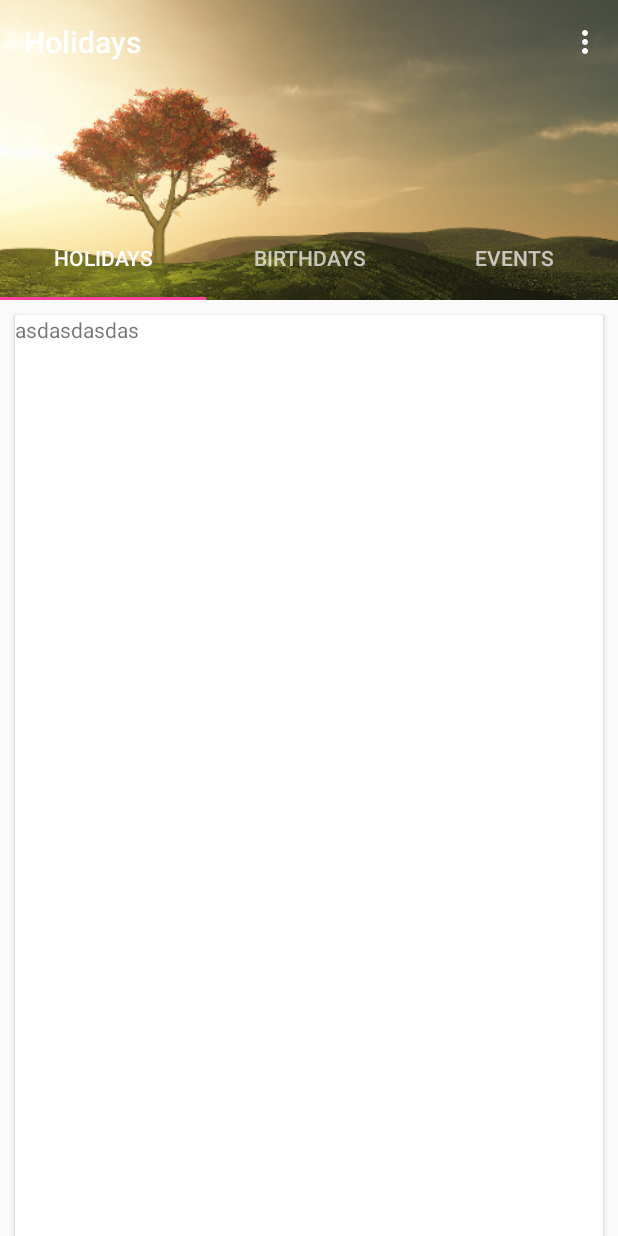
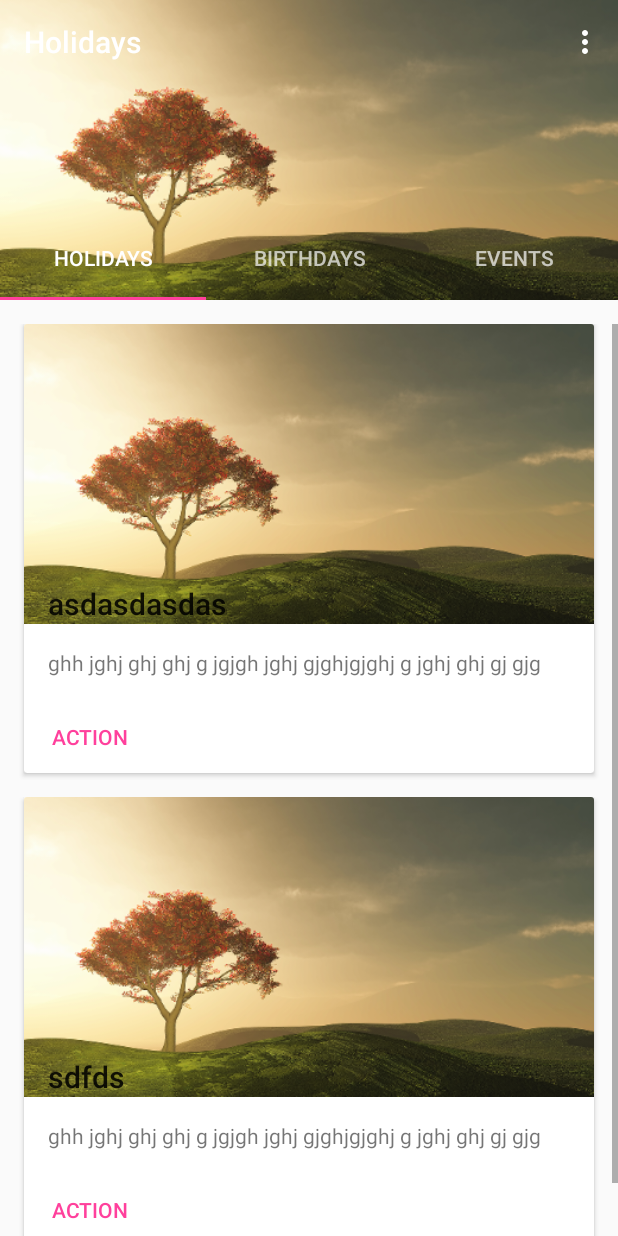
Before and after one commit to solandmedotru/Holidays, an Android app: the PageFragment screen opened directly, with no data from a screen before it, on a phone screen of 412 x 824 dp. Run offline under Robolectric (Android 15) with nearby library versions, the phone set to English and light mode, and no system bars.

Commit message:
added click listener to cards

```diff
--- a/app/src/main/java/ru/solandme/holidays/adapters/MyAdapter.java
+++ b/app/src/main/java/ru/solandme/holidays/adapters/MyAdapter.java
@@ -1,5 +1,8 @@
 package ru.solandme.holidays.adapters;
 
+import android.app.Activity;
+import android.content.Context;
+import android.content.Intent;
 import android.support.v7.widget.CardView;
 import android.support.v7.widget.RecyclerView;
 import android.view.LayoutInflater;
@@ -7,7 +10,9 @@ import android.view.View;
 import android.view.ViewGroup;
 import android.widget.TextView;
 
+import ru.solandme.holidays.DetailActivity;
 import ru.solandme.holidays.R;
+import ru.solandme.holidays.Splashscreen;
 
 public class MyAdapter extends RecyclerView.Adapter<MyAdapter.MyViewHolder> {
     String[] dataSet;
@@ -17,11 +22,12 @@ public class MyAdapter extends RecyclerView.Adapter<MyAdapter.MyViewHolder> {
         CardView cardView;
         TextView holidayName;
 
-        public MyViewHolder(View itemView) {
+        public MyViewHolder(final View itemView) {
             super(itemView);
 
             cardView = (CardView) itemView.findViewById(R.id.card_view);
             holidayName = (TextView) itemView.findViewById(R.id.holiday_name);
+
         }
     }
 
@@ -46,9 +52,22 @@ public class MyAdapter extends RecyclerView.Adapter<MyAdapter.MyViewHolder> {
     }
 
     @Override
-    public void onBindViewHolder(MyAdapter.MyViewHolder holder, int position) {
+    public void onBindViewHolder(final MyAdapter.MyViewHolder holder, final int position) {
 
         holder.holidayName.setText(dataSet[position]);
+
+        holder.cardView.setOnClickListener(new View.OnClickListener() {
+            @Override
+            public void onClick(View view) {
+                Activity activity = (Activity) view.getContext();
+                Intent intent = new Intent(activity, DetailActivity.class);
+                intent.putExtra("position", holder.getAdapterPosition());
+
+                activity.startActivity(intent);
+                activity.overridePendingTransition(android.R.anim.fade_in,
+                        android.R.anim.fade_out);
+            }
+        });
 
     }
 
--- a/app/src/main/res/layout/fragment_page.xml
+++ b/app/src/main/res/layout/fragment_page.xml
@@ -2,12 +2,18 @@
     xmlns:tools="http://schemas.android.com/tools"
     android:layout_width="match_parent"
     android:layout_height="match_parent"
+    xmlns:app="http://schemas.android.com/apk/res-auto"
     tools:context="ru.solandme.holidays.PageFragment">
 
     <android.support.v7.widget.RecyclerView
         android:id="@+id/holidayRecyclerView"
         android:layout_width="match_parent"
-        android:layout_height="match_parent">
+        android:layout_height="match_parent"
+        android:clipToPadding="false"
+        android:paddingBottom="@dimen/md_keylines"
+        android:paddingTop="@dimen/md_keylines"
+        android:scrollbars="vertical"
+        app:layout_behavior="@string/appbar_scrolling_view_behavior">
 
     </android.support.v7.widget.RecyclerView>
 
--- a/app/src/main/res/layout/recycler_items.xml
+++ b/app/src/main/res/layout/recycler_items.xml
@@ -1,7 +1,7 @@
 <?xml version="1.0" encoding="utf-8"?>
 <LinearLayout xmlns:android="http://schemas.android.com/apk/res/android"
     android:layout_width="match_parent"
-    android:layout_height="match_parent"
+    android:layout_height="wrap_content"
     android:orientation="vertical">
 
 
@@ -9,18 +9,49 @@
         android:id="@+id/card_view"
         android:layout_width="match_parent"
         android:layout_height="match_parent"
-        android:layout_margin="10dp">
+        android:layout_gravity="center"
+        android:layout_marginBottom="@dimen/md_keylines"
+        android:layout_marginLeft="@dimen/md_keylines"
+        android:layout_marginRight="@dimen/md_keylines"
+        android:foreground="?attr/selectableItemBackground">
+        <RelativeLayout
+            android:layout_width="match_parent"
+            android:layout_height="wrap_content">
 
-        <LinearLayout
-            android:layout_width="match_parent"
-            android:layout_height="match_parent"
-            android:orientation="horizontal">
+            <ImageView
+                android:id="@+id/card_image"
+                android:layout_width="match_parent"
+                android:layout_height="@dimen/card_image_height"
+                android:scaleType="centerCrop"
+                android:src="@mipmap/image_one" />
+            <TextView
+                android:layout_alignBottom="@+id/card_image"
+                android:id="@+id/holiday_name"
+                android:layout_width="match_parent"
+                android:layout_height="wrap_content"
+                android:layout_marginLeft="@dimen/md_keylines"
+                android:textAppearance="@style/TextAppearance.AppCompat.Title" />
 
             <TextView
-                android:id="@+id/holiday_name"
+                android:id="@+id/card_text"
                 android:layout_width="match_parent"
-                android:layout_height="wrap_content" />
+                android:layout_height="wrap_content"
+                android:layout_below="@+id/card_image"
+                android:layout_margin="@dimen/md_keylines"
+                android:text="ghh jghj ghj ghj g jgjgh jghj gjghjgjghj g jghj ghj gj gjg"
+                android:ellipsize="end"
+                android:maxLines="2" />
 
-        </LinearLayout>
+            <Button
+                android:id="@+id/action_button"
+                android:layout_width="wrap_content"
+                android:layout_height="wrap_content"
+                android:layout_below="@+id/card_text"
+                style="?android:attr/borderlessButtonStyle"
+                android:textColor="?attr/colorAccent"
+                android:text="Action" />
+
+        </RelativeLayout>
+
     </android.support.v7.widget.CardView>
 </LinearLayout>
```
Also changed, not shown: app/src/main/AndroidManifest.xml (+4 -5 lines), app/src/main/java/ru/solandme/holidays/DetailActivity.java (added, +13 -0 lines), app/src/main/res/layout/activity_detail.xml (added, +13 -0 lines), app/src/main/res/values/dimens.xml (+16 -0 lines).
